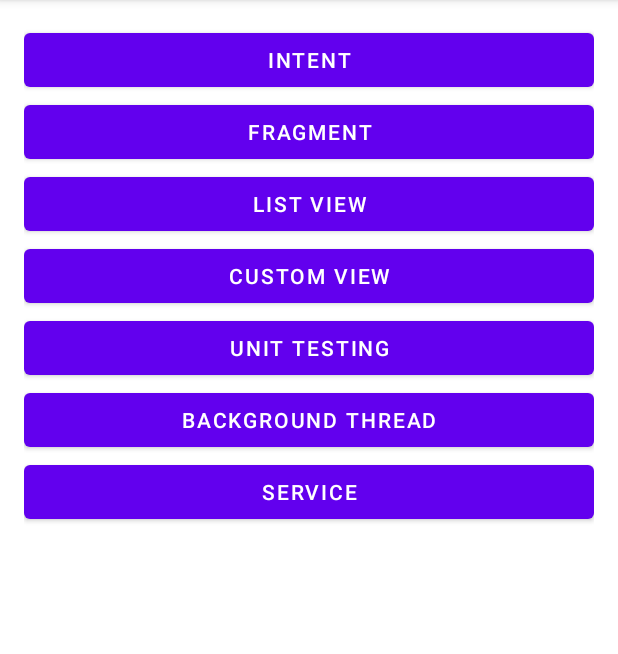
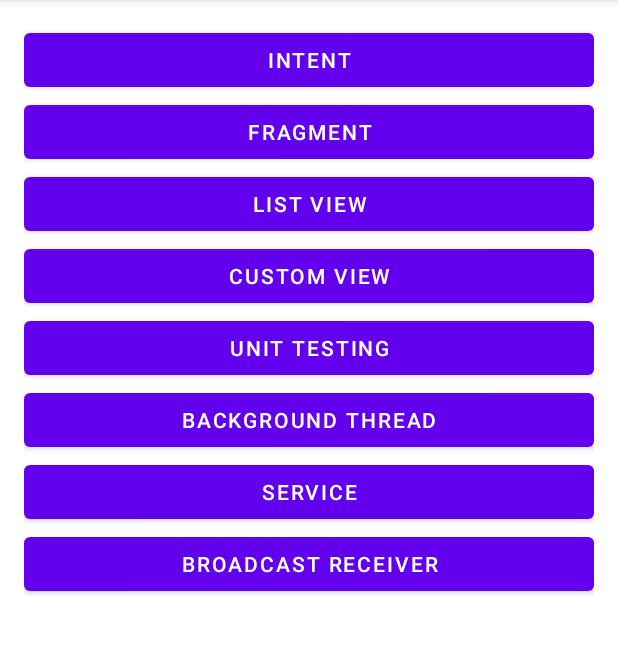
Before and after one commit to mnfaizp/android-fundamental-dicoding-course, an Android app: the screen it shows after launch (MainActivity), on a phone screen of 412 x 824 dp, the part 84-738 px from its top. Run offline under Robolectric (Android 15) with nearby library versions, the phone set to English and light mode, and no system bars.

Commit message:
generate BroadcastReceiverActivity.kt and activity_broadcast_receiver.xml with button and Intent on activity_main.xml and MainActivity.kt

```diff
--- a/app/src/main/AndroidManifest.xml
+++ b/app/src/main/AndroidManifest.xml
@@ -13,6 +13,8 @@
         android:supportsRtl="true"
         android:theme="@style/Theme.Fundamental"
         tools:ignore="AllowBackup">
+        <activity android:name=".BroadcastReceiverActivity"></activity>
+
         <service
             android:name=".BoundService"
             android:enabled="true"
--- a/app/src/main/java/com/example/fundamental/MainActivity.kt
+++ b/app/src/main/java/com/example/fundamental/MainActivity.kt
@@ -31,6 +31,9 @@ class MainActivity : AppCompatActivity(), View.OnClickListener {
 
         val btnToServiceActivity: Button = findViewById(R.id.btn_to_service)
         btnToServiceActivity.setOnClickListener(this)
+
+        val btnToBroadcastReceiver: Button = findViewById(R.id.btn_to_broadcast_receiver)
+        btnToBackgroundThreadActivity.setOnClickListener(this)
     }
 
     override fun onClick(v: View?) {
@@ -69,6 +72,11 @@ class MainActivity : AppCompatActivity(), View.OnClickListener {
                 val mIntent = Intent(this, ServiceActivity::class.java)
                 startActivity(mIntent)
             }
+
+            R.id.btn_to_broadcast_receiver -> {
+                val mIntent = Intent(this, BroadcastReceiverActivity::class.java)
+                startService(mIntent)
+            }
         }
     }
 }
--- a/app/src/main/res/layout/activity_main.xml
+++ b/app/src/main/res/layout/activity_main.xml
@@ -49,4 +49,10 @@
         android:layout_height="wrap_content"
         android:text="@string/service" />
 
+    <Button
+        android:id="@+id/btn_to_broadcast_receiver"
+        android:layout_width="match_parent"
+        android:layout_height="wrap_content"
+        android:text="@string/broadcast_receiver" />
+
 </LinearLayout>
--- a/app/src/main/res/values/strings.xml
+++ b/app/src/main/res/values/strings.xml
@@ -37,6 +37,7 @@
     <string name="start_job_intent_service">Start Job Intent Service</string>
     <string name="start_bound_service">Start Bound Service</string>
     <string name="stop_bound_service">Stop Bound Service</string>
+    <string name="broadcast_receiver">Broadcast Receiver</string>
 
     <string-array name="data_name">
         <item>Ahmad Dahlan</item>
```
Also changed, not shown: app/src/main/java/com/example/fundamental/BroadcastReceiverActivity.kt (added, +11 -0 lines), app/src/main/res/layout/activity_broadcast_receiver.xml (added, +9 -0 lines).
